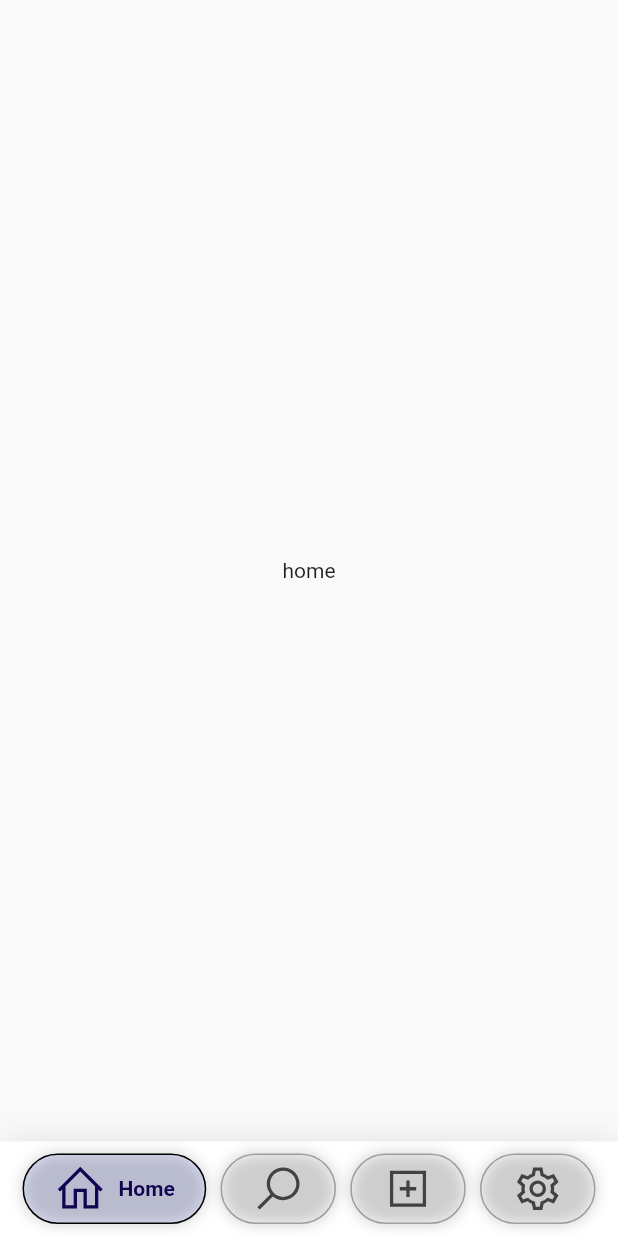
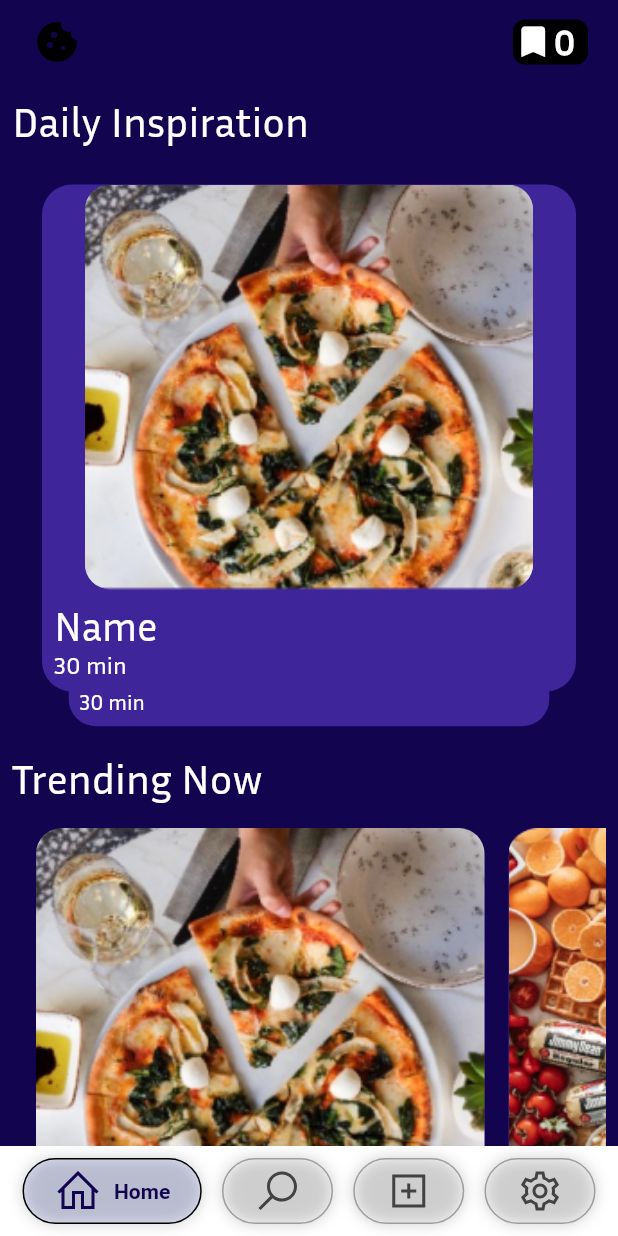
Before and after one commit to NibinBiju/food_recipe_app, a Flutter app: the screen it shows after launch, after a tap on "Explore", on a phone screen of 412 x 824 dp. Run offline on Flutter 3.47's test engine with Material 2 defaults, Android fonts, the phone set to English and light mode, and no system bars; drawn by our look-alikes of flutter_card_swiper, google_nav_bar; our stand-ins replace carousel_slider, line_icons, smooth_page_indicator.

```diff
--- a/lib/constants/color_constants.dart
+++ b/lib/constants/color_constants.dart
@@ -4,4 +4,5 @@ class Constants {
   static Color primaryColor = Color(0xff130450);
   static Color buttonColor = Color(0xFF0216CC);
   static String mainFont = 'InriaSans';
+  static Color dailyInspirationCardColor = Color.fromARGB(255, 62, 37, 153);
 }
--- a/lib/main.dart
+++ b/lib/main.dart
@@ -11,6 +11,7 @@ class MyApp extends StatelessWidget {
   @override
   Widget build(BuildContext context) {
     return const MaterialApp(
+      debugShowCheckedModeBanner: false,
       home: FeatureScreen(),
     );
   }
--- a/lib/view/bottom_navi/bottom_navi.dart
+++ b/lib/view/bottom_navi/bottom_navi.dart
@@ -17,7 +17,7 @@ class BottomNaviBar extends StatefulWidget {
 class _BottomNaviBarState extends State<BottomNaviBar> {
   int _currentIndex = 0;
   final List _mainPages = [
-    const HomeScreen(),
+    HomeScreen(),
     const SearchPage(),
     const CreateRecipePage(),
     const SettingsPage(),
@@ -42,6 +42,7 @@ class _BottomNaviBarState extends State<BottomNaviBar> {
                   const EdgeInsets.symmetric(horizontal: 15.0, vertical: 8),
               child: GNav(
                 haptic: true,
+                rippleColor: Colors.black,
 
                 tabActiveBorder: Border.all(color: Colors.black, width: 1),
                 tabBorder: Border.all(color: Colors.grey, width: 1),
@@ -49,11 +50,11 @@ class _BottomNaviBarState extends State<BottomNaviBar> {
                   BoxShadow(color: Colors.grey.withOpacity(0.5), blurRadius: 8)
                 ],
                 curve: Curves.easeOutExpo,
-                duration: const Duration(milliseconds: 900),
+
                 gap: 8,
                 color: Colors.grey[800],
                 activeColor: Constants.primaryColor,
-                iconSize: 35,
+                iconSize: 32,
                 tabBackgroundColor: Constants.buttonColor.withOpacity(0.1),
                 padding: const EdgeInsets.symmetric(
                     horizontal: 20, vertical: 5), // na
--- a/lib/view/home_screen/home_screen.dart
+++ b/lib/view/home_screen/home_screen.dart
@@ -1,14 +1,166 @@
 import 'package:flutter/material.dart';
+import 'package:flutter_card_swiper/flutter_card_swiper.dart';
+import 'package:recipe_app/constants/color_constants.dart';
+import 'package:recipe_app/view/widgets/daily_inspiration_card.dart';
 
 class HomeScreen extends StatelessWidget {
-  const HomeScreen({super.key});
+  HomeScreen({super.key});
+
+  final List dailyInspirationCardList = [
+    const DailyInspirationCard(image: 'assets/images/Rectangle 17 (1).png'),
+    const DailyInspirationCard(image: 'assets/images/Rectangle 17.png'),
+    const DailyInspirationCard(image: 'assets/images/Rectangle 34.png'),
+  ];
 
   @override
   Widget build(BuildContext context) {
     return Scaffold(
-      body: Container(
-        child: Center(
-          child: Text('home'),
+      backgroundColor: Constants.primaryColor,
+      appBar: AppBar(
+        elevation: 0,
+        backgroundColor: Constants.primaryColor,
+        leading: Padding(
+            padding: const EdgeInsets.only(left: 20),
+            child: Icon(
+              Icons.cookie,
+              size: 32,
+              color: Colors.black,
+            )),
+        actions: [
+          Row(
+            mainAxisSize: MainAxisSize.min,
+            children: [
+              Container(
+                height: 30,
+                width: 50,
+                decoration: BoxDecoration(
+                  color: Colors.black,
+                  borderRadius: BorderRadius.circular(8),
+                ),
+                child: const Center(
+                  child: Row(
+                    children: [
+                      Icon(
+                        Icons.bookmark,
+                        size: 27,
+                      ),
+                      Text(
+                        '0',
+                        style: TextStyle(
+                          color: Colors.white,
+                          fontFamily: 'InriaSans',
+                          fontSize: 24,
+                          fontWeight: FontWeight.w600,
+                        ),
+                      ),
+                    ],
+                  ),
+                ),
+              ),
+            ],
+          ),
+          const SizedBox(
+            width: 20,
+          )
+        ],
+      ),
+      body: SingleChildScrollView(
+        child: Padding(
+          padding: const EdgeInsets.all(8.0),
+          child: Column(
+            children: [
+              Row(
+                children: [
+                  Text(
+                    'Daily Inspiration',
+                    style: TextStyle(
+                      fontFamily: Constants.mainFont,
+                      color: Colors.white,
+                      fontSize: 28,
+                    ),
+                  )
+                ],
+              ),
+
+              //card swiper
+              SizedBox(
+                height: 388,
+                child: Flexible(
+                  child: CardSwiper(
+                      cardBuilder: (context, index, horizontalOffsetPercentage,
+                              verticalOffsetPercentage) =>
+                          dailyInspirationCardList[index],
+                      cardsCount: dailyInspirationCardList.length),
+                ),
+              ),
+              const SizedBox(
+                height: 16,
+              ),
+              Row(
+                children: [
+                  Text(
+                    'Trending Now',
+                    style: TextStyle(
+                      fontFamily: Constants.mainFont,
+                      color: Colors.white,
+                      fontSize: 28,
+                    ),
+                  )
+                ],
+              ),
+              SingleChildScrollView(
+                scrollDirection: Axis.horizontal,
+                child: Padding(
+                  padding: const EdgeInsets.all(8.0),
+                  child: Row(
+                    children: List.generate(
+                      dailyInspirationCardList.length,
+                      (index) => Padding(
+                        padding: const EdgeInsets.all(8.0),
+                        child: Row(
+                          children: [
+                            dailyInspirationCardList[index],
+                          ],
+                        ),
+                      ),
+                    ),
+                  ),
+                ),
+              ),
+              //new releases
+              Row(
+                children: [
+                  Text(
+                    'New Releases',
+                    style: TextStyle(
+                      fontFamily: Constants.mainFont,
+                      color: Colors.white,
+                      fontSize: 28,
+                    ),
+                  )
+                ],
+              ),
+              SingleChildScrollView(
+                scrollDirection: Axis.horizontal,
+                child: Padding(
+                  padding: const EdgeInsets.all(8.0),
+                  child: Row(
+                    children: List.generate(
+                      dailyInspirationCardList.length,
+                      (index) => Padding(
+                        padding: const EdgeInsets.all(8.0),
+                        child: Row(
+                          children: [
+                            dailyInspirationCardList[index],
+                          ],
+                        ),
+                      ),
+                    ),
+                  ),
+                ),
+              )
+            ],
+          ),
         ),
       ),
     );
--- /dev/null
+++ b/lib/view/widgets/daily_inspiration_card.dart
@@ -0,0 +1,68 @@
+import 'package:flutter/material.dart';
+import 'package:recipe_app/constants/color_constants.dart';
+
+class DailyInspirationCard extends StatelessWidget {
+  const DailyInspirationCard({
+    super.key,
+    required this.image,
+  });
+
+  final String image;
+
+  @override
+  Widget build(BuildContext context) {
+    return Container(
+      width: 299,
+      height: 350,
+      decoration: BoxDecoration(
+        color: Constants.dailyInspirationCardColor,
+        borderRadius: BorderRadius.circular(20),
+      ),
+      child: Column(
+        children: [
+          Stack(
+            children: [
+              Container(
+                width: 299,
+                height: 270,
+                decoration: BoxDecoration(
+                  borderRadius: BorderRadius.circular(17),
+                  image: DecorationImage(
+                      image: AssetImage(image), fit: BoxFit.cover),
+                ),
+              ),
+            ],
+          ),
+          Padding(
+            padding: const EdgeInsets.all(8.0),
+            child: Row(
+              children: [
+                Column(
+                  crossAxisAlignment: CrossAxisAlignment.start,
+                  children: [
+                    Text(
+                      "Name",
+                      style: TextStyle(
+                        fontFamily: Constants.mainFont,
+                        color: Colors.white,
+                        fontSize: 27,
+                      ),
+                    ),
+                    Text(
+                      "30 min",
+                      style: TextStyle(
+                        fontFamily: Constants.mainFont,
+                        color: Colors.white,
+                        fontSize: 16,
+                      ),
+                    ),
+                  ],
+                )
+              ],
+            ),
+          ),
+        ],
+      ),
+    );
+  }
+}
--- a/pubspec.yaml
+++ b/pubspec.yaml
@@ -32,6 +32,7 @@ dependencies:
   cupertino_icons: ^1.0.2
   flutter:
     sdk: flutter
+  flutter_card_swiper: ^6.0.0
   flutter_svg: ^2.0.9
   google_nav_bar: ^5.0.6
   line_icons: ^2.0.3
```
Also changed, not shown: assets/images/cooking.png (added), pubspec.lock.
